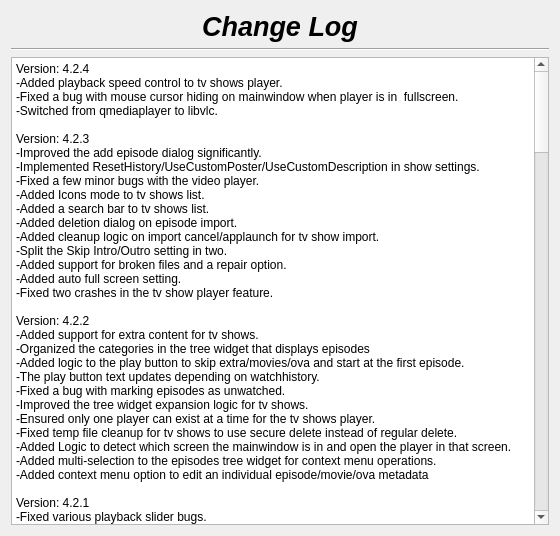
Before: the Qt Designer form changelog.ui in therealMaPMaKeR/MMDiary, drawn with Qt 5.
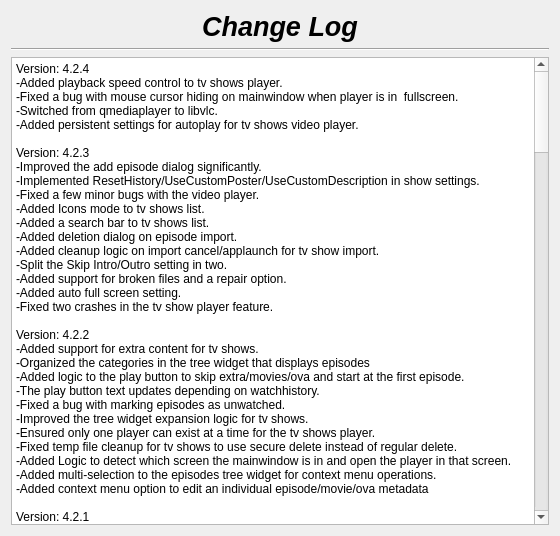
After: the same form once the commit is applied.

Commit message: fixed bug for shows with special characters

Diff of the .ui file:
```diff
--- a/changelog.ui
+++ b/changelog.ui
@@ -56,7 +56,7 @@
 li.checked::marker { content: &quot;\2612&quot;; }
 &lt;/style&gt;&lt;/head&gt;&lt;body style=&quot; font-family:'Segoe UI'; font-size:9pt; font-weight:400; font-style:normal;&quot;&gt;
 &lt;p style=&quot; margin-top:0px; margin-bottom:0px; margin-left:0px; margin-right:0px; -qt-block-indent:0; text-indent:0px;&quot;&gt;Version: 4.2.4&lt;br /&gt;-Added playback speed control to tv shows player.&lt;br /&gt;-Fixed a bug with mouse cursor hiding on mainwindow when player is in  fullscreen.&lt;/p&gt;
-&lt;p style=&quot; margin-top:0px; margin-bottom:0px; margin-left:0px; margin-right:0px; -qt-block-indent:0; text-indent:0px;&quot;&gt;-Switched from qmediaplayer to libvlc.&lt;br /&gt;&lt;br /&gt;Version: 4.2.3&lt;br /&gt;-Improved the add episode dialog significantly.&lt;/p&gt;
+&lt;p style=&quot; margin-top:0px; margin-bottom:0px; margin-left:0px; margin-right:0px; -qt-block-indent:0; text-indent:0px;&quot;&gt;-Switched from qmediaplayer to libvlc.&lt;br /&gt;-Added persistent settings for autoplay for tv shows video player.&lt;br /&gt;&lt;br /&gt;Version: 4.2.3&lt;br /&gt;-Improved the add episode dialog significantly.&lt;/p&gt;
 &lt;p style=&quot; margin-top:0px; margin-bottom:0px; margin-left:0px; margin-right:0px; -qt-block-indent:0; text-indent:0px;&quot;&gt;-Implemented ResetHistory/UseCustomPoster/UseCustomDescription in show settings.&lt;br /&gt;-Fixed a few minor bugs with the video player.&lt;br /&gt;-Added Icons mode to tv shows list.&lt;br /&gt;-Added a search bar to tv shows list.&lt;/p&gt;
 &lt;p style=&quot; margin-top:0px; margin-bottom:0px; margin-left:0px; margin-right:0px; -qt-block-indent:0; text-indent:0px;&quot;&gt;-Added deletion dialog on episode import.&lt;br /&gt;-Added cleanup logic on import cancel/applaunch for tv show import.&lt;br /&gt;-Split the Skip Intro/Outro setting in two.&lt;br /&gt;-Added support for broken files and a repair option.&lt;br /&gt;-Added auto full screen setting.&lt;/p&gt;
 &lt;p style=&quot; margin-top:0px; margin-bottom:0px; margin-left:0px; margin-right:0px; -qt-block-indent:0; text-indent:0px;&quot;&gt;-Fixed two crashes in the tv show player feature.&lt;br /&gt;&lt;br /&gt;Version: 4.2.2&lt;br /&gt;-Added support for extra content for tv shows.&lt;/p&gt;
```
The commit also changes 4 other files.
